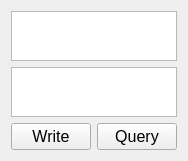
This is src/tempcontroller/command.ui in kmnhan/1KARPES_DAQ as Qt 5 draws it before an edit. The edited form follows.
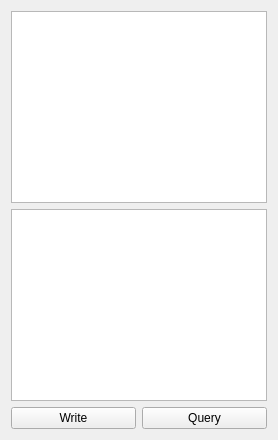
This is the edited form.

Patch:
```diff
--- a/src/tempcontroller/command.ui
+++ b/src/tempcontroller/command.ui
@@ -2,70 +2,28 @@
 <ui version="4.0">
  <class>Form</class>
  <widget class="QWidget" name="Form">
-  <property name="geometry">
-   <rect>
-    <x>0</x>
-    <y>0</y>
-    <width>176</width>
-    <height>157</height>
-   </rect>
-  </property>
   <property name="windowTitle">
    <string>Form</string>
   </property>
   <layout class="QVBoxLayout" name="verticalLayout">
    <item>
     <widget class="QPlainTextEdit" name="text_in">
-     <property name="sizePolicy">
-      <sizepolicy hsizetype="Expanding" vsizetype="Maximum">
-       <horstretch>0</horstretch>
-       <verstretch>0</verstretch>
-      </sizepolicy>
-     </property>
      <property name="minimumSize">
       <size>
-       <width>0</width>
-       <height>50</height>
+       <width>100</width>
+       <height>30</height>
       </size>
      </property>
-     <property name="maximumSize">
-      <size>
-       <width>16777215</width>
-       <height>50</height>
-      </size>
-     </property>
-     <property name="font">
-      <font>
-       <pointsize>12</pointsize>
-      </font>
-     </property>
     </widget>
    </item>
    <item>
     <widget class="QPlainTextEdit" name="text_out">
-     <property name="sizePolicy">
-      <sizepolicy hsizetype="Expanding" vsizetype="Fixed">
-       <horstretch>0</horstretch>
-       <verstretch>0</verstretch>
-      </sizepolicy>
-     </property>
      <property name="minimumSize">
       <size>
-       <width>0</width>
-       <height>50</height>
+       <width>100</width>
+       <height>30</height>
       </size>
      </property>
-     <property name="maximumSize">
-      <size>
-       <width>16777215</width>
-       <height>50</height>
-      </size>
-     </property>
-     <property name="font">
-      <font>
-       <pointsize>12</pointsize>
-      </font>
-     </property>
      <property name="horizontalScrollBarPolicy">
       <enum>Qt::ScrollBarAsNeeded</enum>
      </property>
@@ -78,11 +36,6 @@
     <layout class="QHBoxLayout" name="horizontalLayout">
      <item>
       <widget class="QPushButton" name="write_btn">
-       <property name="font">
-        <font>
-         <pointsize>12</pointsize>
-        </font>
-       </property>
        <property name="text">
         <string>Write</string>
        </property>
@@ -90,11 +43,6 @@
      </item>
      <item>
       <widget class="QPushButton" name="query_btn">
-       <property name="font">
-        <font>
-         <pointsize>12</pointsize>
-        </font>
-       </property>
        <property name="text">
         <string>Query</string>
        </property>
```
